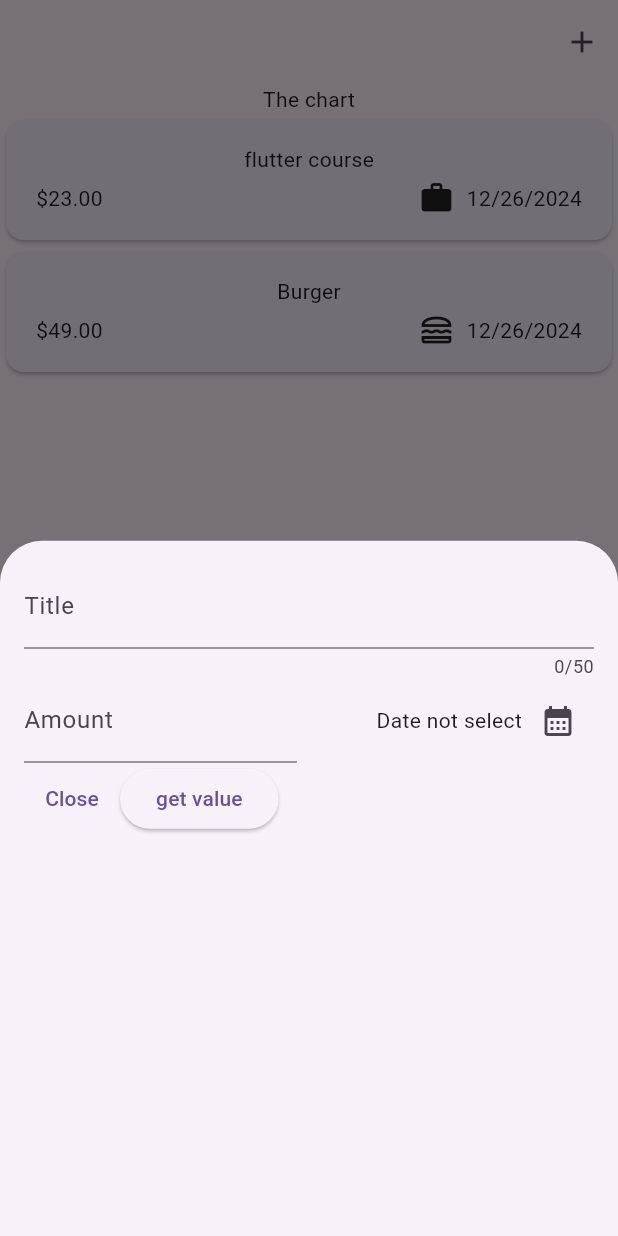
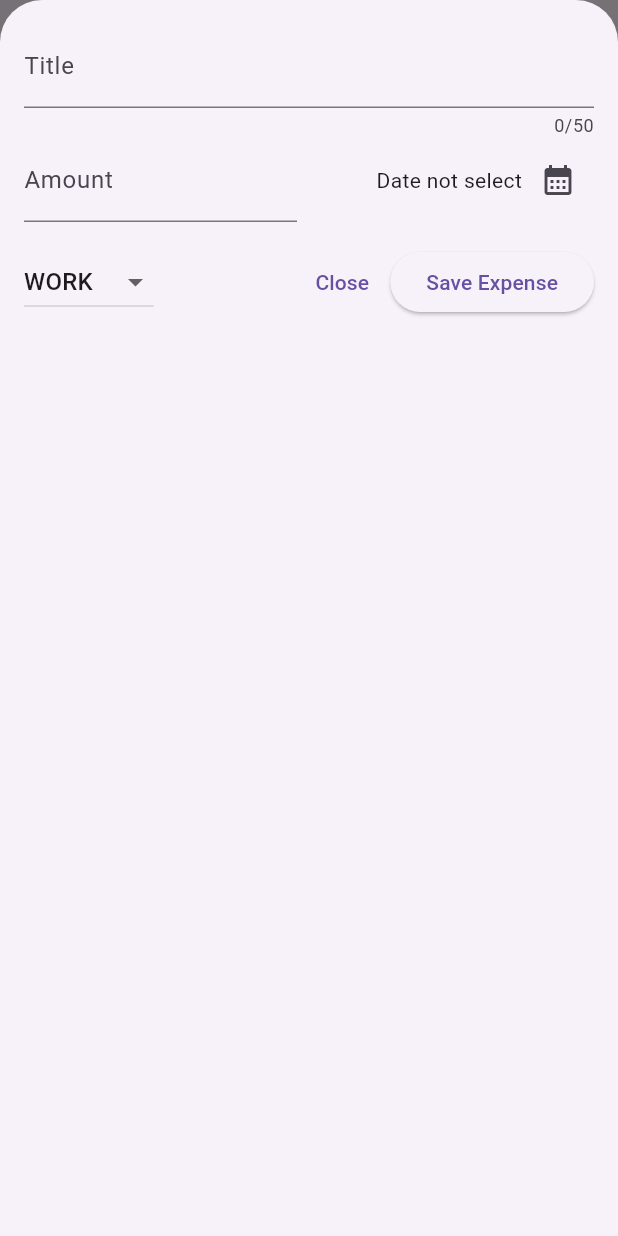
Before and after one commit to devchand4949/expense-tracker, a Flutter app: the screen it shows after launch, after a tap on the "add" icon, on a phone screen of 412 x 824 dp. Run offline on Flutter 3.47's test engine with Material 3 defaults, Android fonts, the phone set to English and light mode, and no system bars.

Commit message:
simple done withot theame

```diff
--- a/lib/widget/expenses.dart
+++ b/lib/widget/expenses.dart
@@ -27,7 +27,18 @@ class _ExpensesState extends State<Expenses> {
   ];
   void _openAddExpenseOverlay() {
     //NewExpense is widget you can watch new_expense screen
-    showModalBottomSheet(context: context, builder: (context) => NewExpense());
+    showModalBottomSheet(
+      isScrollControlled: true,//open full screen
+        context: context,
+        builder: (context) => NewExpense(
+              onAddExpense: _addExpense,
+            ));
+  }
+
+  void _addExpense(Expense expense) {
+    setState(() {
+      _registeredExpenses.add(expense); //add data in register List
+    });
   }
 
   @override
@@ -45,7 +56,10 @@ class _ExpensesState extends State<Expenses> {
       body: Column(
         children: [
           Text("The chart"),
-          Expanded(child: ExpensesList(expenses: _registeredExpenses))
+          Expanded(
+              child: ExpensesList(
+                  expenses:
+                      _registeredExpenses)) //register expense is a list when add data
         ],
       ),
     );
--- a/lib/widget/new_expense.dart
+++ b/lib/widget/new_expense.dart
@@ -3,6 +3,10 @@ import 'package:flutter/services.dart';
 import 'package:expense_tracker/model/expense.dart';
 
 class NewExpense extends StatefulWidget {
+  const NewExpense({super.key, required this.onAddExpense});
+
+  final void Function(Expense expense) onAddExpense;
+
   @override
   State<NewExpense> createState() {
     return _NewExpenseState();
@@ -13,6 +17,8 @@ class _NewExpenseState extends State<NewExpense> {
   final _titleController = TextEditingController();
   final _amountController = TextEditingController();
   DateTime? _selectedDate;
+  Category _selectedCategory = Category.work;
+
 // for date
   void _presentDatePicker() async {
     final now = DateTime.now();
@@ -25,6 +31,37 @@ class _NewExpenseState extends State<NewExpense> {
     setState(() {
       _selectedDate = pickDate;
     });
+  }
+
+  //submit data using validation
+  void _submitExpenseData() {
+    final enteredAmount = double.tryParse(_amountController.text);
+    final amountIsInvalid = enteredAmount == null || enteredAmount < 0;
+    if (_titleController.text.trim().isEmpty ||
+        amountIsInvalid ||
+        _selectedDate == null) {
+      showDialog(
+          context: context,
+          builder: (context) => AlertDialog(
+                title: Text("Invalid Input"),
+                content: Text(
+                    "please make sure a valid title,amount,date and category was entered."),
+                actions: [
+                  TextButton(
+                      onPressed: () {
+                        Navigator.pop(context);
+                      },
+                      child: Text('Okey'))
+                ],
+              ));
+      return;
+    }
+    widget.onAddExpense(Expense(
+        title: _titleController.text,
+        amout: enteredAmount,
+        date: _selectedDate!,
+        category: _selectedCategory));
+    Navigator.pop(context);
   }
 
   @override
@@ -80,11 +117,30 @@ class _NewExpenseState extends State<NewExpense> {
               )
             ],
           ),
-
-
-          // close button
+          const SizedBox(
+            height: 16,
+          ),
+          // close button row
           Row(
             children: [
+              DropdownButton(
+                  value: _selectedCategory,
+                  items: Category.values
+                      .map((category) => DropdownMenuItem(
+                          value: category,
+                          child: Text(
+                            category.name.toUpperCase(),
+                          )))
+                      .toList(),
+                  onChanged: (value) {
+                    if (value == null) {
+                      return;
+                    }
+                    setState(() {
+                      _selectedCategory = value;
+                    });
+                  }),
+              Spacer(),
               TextButton(
                 // close bottom screen
                 onPressed: () {
@@ -93,11 +149,7 @@ class _NewExpenseState extends State<NewExpense> {
                 child: Text('Close'),
               ),
               ElevatedButton(
-                  onPressed: () {
-                    print(_titleController.text);
-                    print(_amountController.text);
-                  },
-                  child: Text('get value'))
+                  onPressed: _submitExpenseData, child: Text('Save Expense'))
             ],
           )
         ],
```
